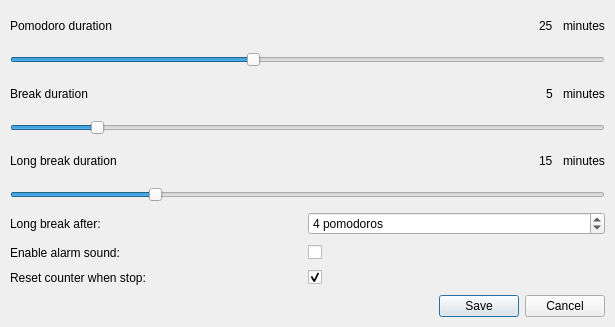
Above: src/aux_widgets/PomodoroConfigDlg.ui from francescmm/GitQlient before the change. Below: the same form after it.
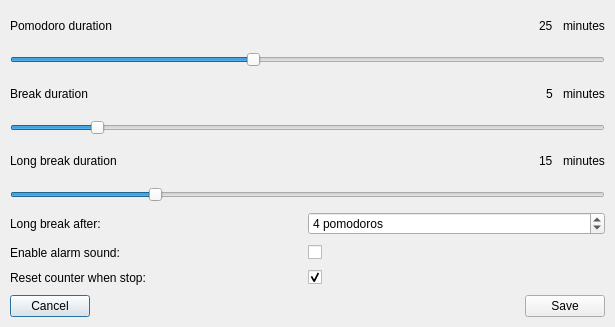
That is the form after the change. Icons and pictures are not drawn.

Commit message: Fixing styles in some dialogs

Diff of the .ui file:
```diff
--- a/src/aux_widgets/PomodoroConfigDlg.ui
+++ b/src/aux_widgets/PomodoroConfigDlg.ui
@@ -267,14 +267,35 @@
     </layout>
    </item>
    <item>
-    <widget class="QDialogButtonBox" name="buttonBox">
-     <property name="orientation">
-      <enum>Qt::Horizontal</enum>
-     </property>
-     <property name="standardButtons">
-      <set>QDialogButtonBox::Cancel|QDialogButtonBox::Save</set>
-     </property>
-    </widget>
+    <layout class="QHBoxLayout" name="horizontalLayout">
+     <item>
+      <widget class="QPushButton" name="pushButton_2">
+       <property name="text">
+        <string>Cancel</string>
+       </property>
+      </widget>
+     </item>
+     <item>
+      <spacer name="horizontalSpacer">
+       <property name="orientation">
+        <enum>Qt::Horizontal</enum>
+       </property>
+       <property name="sizeHint" stdset="0">
+        <size>
+         <width>40</width>
+         <height>20</height>
+        </size>
+       </property>
+      </spacer>
+     </item>
+     <item>
+      <widget class="QPushButton" name="pushButton">
+       <property name="text">
+        <string>Save</string>
+       </property>
+      </widget>
+     </item>
+    </layout>
    </item>
   </layout>
  </widget>
```
Left out of the diff: 28 changed lines with no effect on the pictures. The commit also changes 2 other files.
